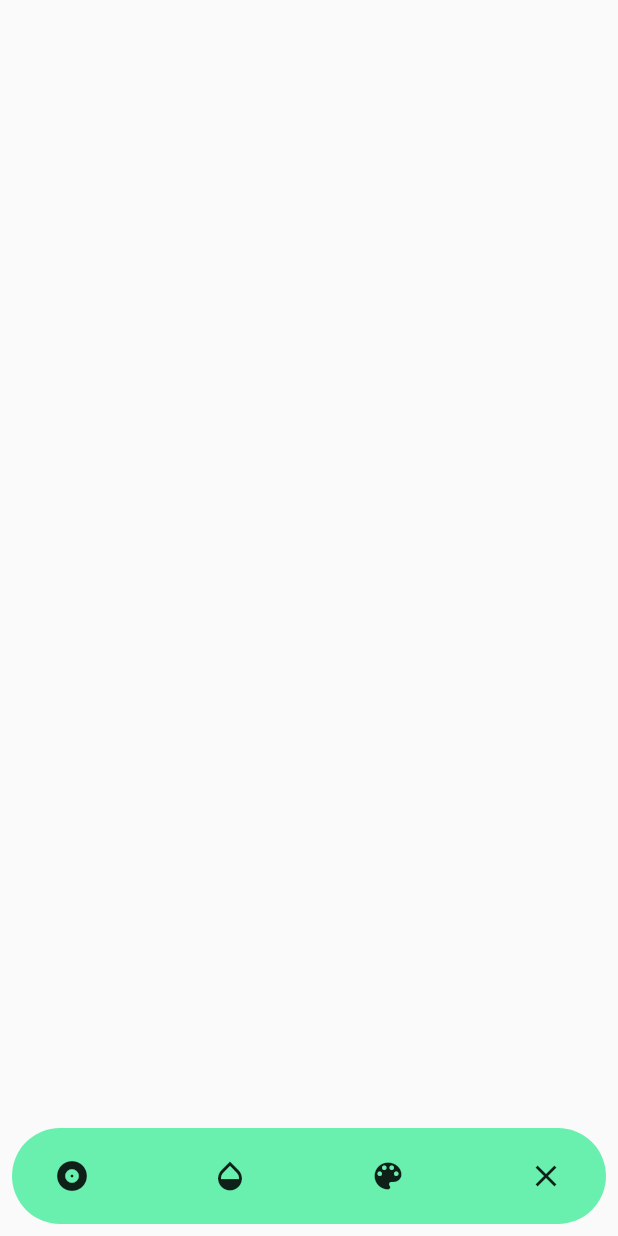
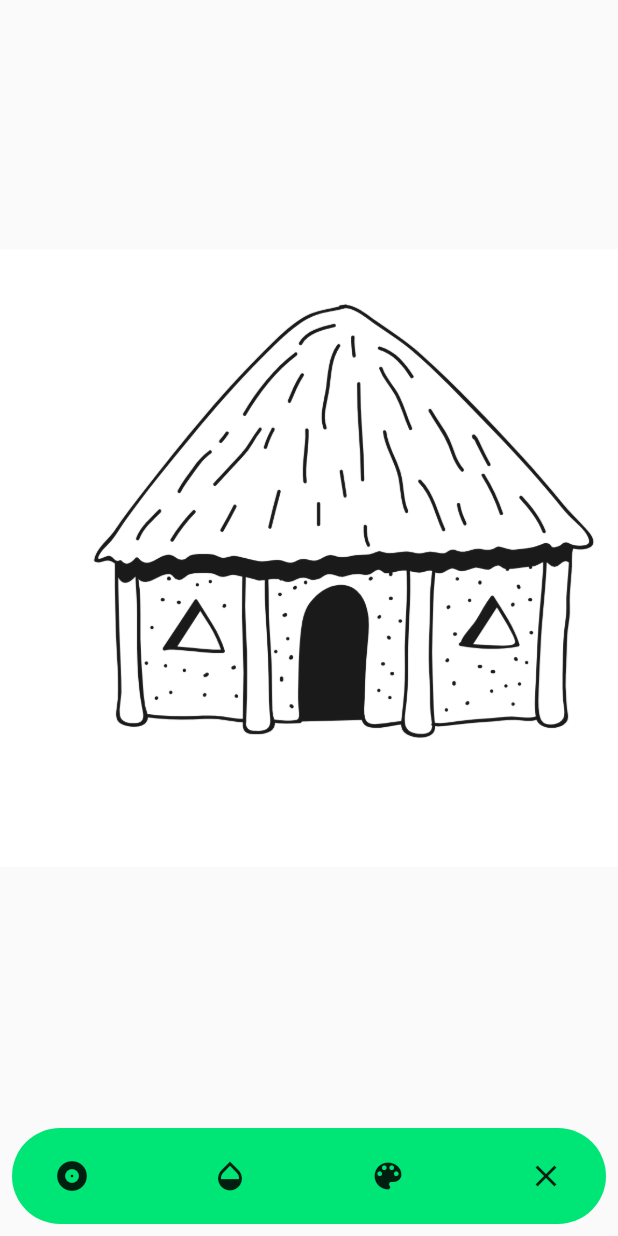
Before and after one commit to jonbondani/flutter-lienzo, a Flutter app: the screen it shows after launch, on a phone screen of 412 x 824 dp. Run offline on Flutter 3.47's test engine with Material 2 defaults, Android fonts, the phone set to English and light mode, and no system bars; our stand-ins replace flutter_colorpicker.

```diff
--- a/lib/draw_screen.dart
+++ b/lib/draw_screen.dart
@@ -1,8 +1,9 @@
 import 'dart:io';
-import 'dart:ui';
+import 'dart:ui' as ui;
 
 import 'package:flutter/material.dart';
 import 'package:flutter_colorpicker/flutter_colorpicker.dart';
+
 
 class Draw extends StatefulWidget {
   @override
@@ -10,6 +11,8 @@ class Draw extends StatefulWidget {
 }
 
 class _DrawState extends State<Draw> {
+  ui.Image image;
+  bool isImageloaded = false;
   Color selectedColor = Colors.black;
   Color pickerColor = Colors.black;
   double strokeWidth = 3.0;
@@ -25,8 +28,12 @@ class _DrawState extends State<Draw> {
     Colors.amber,
     Colors.black
   ];
+
+
+
   @override
   Widget build(BuildContext context) {
+    DrawingPainter editor= DrawingPainter(pointsList: points);
     return Scaffold(
       bottomNavigationBar: Padding(
         padding: const EdgeInsets.all(8.0),
@@ -34,7 +41,7 @@ class _DrawState extends State<Draw> {
             padding: const EdgeInsets.only(left: 8.0, right: 8.0),
             decoration: BoxDecoration(
                 borderRadius: BorderRadius.circular(50.0),
-                color: Colors.greenAccent),
+                color: Colors.greenAccent[400]),
             child: Padding(
               padding: const EdgeInsets.all(8.0),
               child: Column(
@@ -138,13 +145,18 @@ class _DrawState extends State<Draw> {
             points.add(null);
           });
         },
-        child: CustomPaint(
-          size: Size.infinite,
-          painter: DrawingPainter(
-            pointsList: points,
+        child: Stack(
+          children: <Widget>[
+            Center(
+              child: Image.asset("assets/images/hut.png"),
+            ),
+            CustomPaint(
+              size: Size.infinite,
+              painter: editor,
           ),
-        ),
+        ],
       ),
+    ),
     );
   }
 
@@ -217,8 +229,11 @@ class _DrawState extends State<Draw> {
   }
 }
 
+
+
 class DrawingPainter extends CustomPainter {
   DrawingPainter({this.pointsList});
+
   List<DrawingPoints> pointsList;
   List<Offset> offsetPoints = List();
   @override
@@ -232,7 +247,7 @@ class DrawingPainter extends CustomPainter {
         offsetPoints.add(pointsList[i].points);
         offsetPoints.add(Offset(
             pointsList[i].points.dx + 0.1, pointsList[i].points.dy + 0.1));
-        canvas.drawPoints(PointMode.points, offsetPoints, pointsList[i].paint);
+        canvas.drawPoints(ui.PointMode.points, offsetPoints, pointsList[i].paint);
       }
     }
   }
--- a/pubspec.yaml
+++ b/pubspec.yaml
@@ -40,6 +40,9 @@ flutter:
   # included with your application, so that you can use the icons in
   # the material Icons class.
   uses-material-design: true
+  assets:
+    - assets/images/
+    - assets/graphics/
 
   # To add assets to your application, add an assets section, like this:
   # assets:
```
Also changed, not shown: assets/graphics/background.png (added), assets/images/hut.png (added), pubspec.lock, 1 other file.
